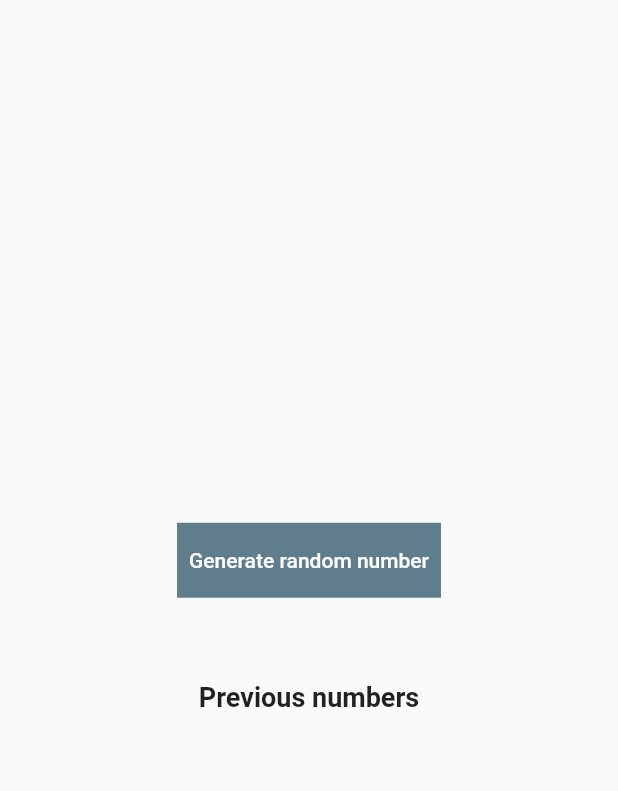
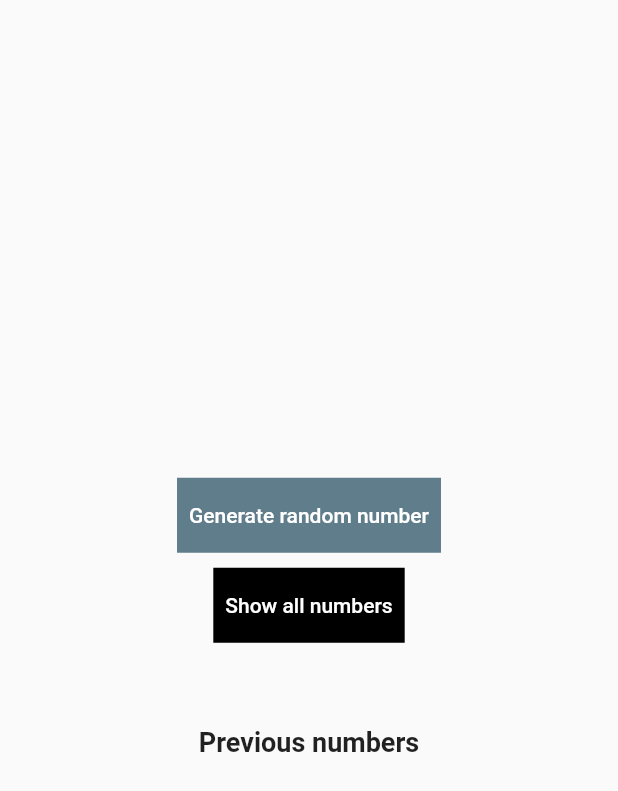
Before and after one commit to nanatap/Test_exercise_Flutter, a Flutter app: the screen it shows after launch, after a tap on "Generate random number", on a phone screen of 412 x 824 dp. Shown: the top 791 px of the screen. Run offline on Flutter 3.47's test engine with Material 2 defaults, Android fonts, the phone set to English and light mode, and no system bars; our stand-ins replace cloud_firestore, firebase_core; accounts and stored records are empty; network calls fail.

Commit message:
final test task

```diff
--- a/flutter_test_task/lib/main.dart
+++ b/flutter_test_task/lib/main.dart
@@ -1,9 +1,13 @@
 import 'package:flutter/material.dart';
 import 'package:http/http.dart' as http;
 import 'dart:convert';
-import 'package:shared_preferences/shared_preferences.dart';
+import 'package:cloud_firestore/cloud_firestore.dart';
+import 'package:firebase_core/firebase_core.dart';
+import "numbersList.dart";
 
-void main() {
+void main() async {
+  WidgetsFlutterBinding.ensureInitialized();
+  await Firebase.initializeApp();
   runApp(MyApp());
 }
 
@@ -30,7 +34,9 @@ class _RandomNumberState extends State<RandomNumber> {
   final String apiUrl = "https://csrng.net/csrng/csrng.php?min=1&max=100";
   String randomNumberText = '';
   List<int> numbers = [];
-  Future<SharedPreferences> _prefs = SharedPreferences.getInstance();
+  FirebaseFirestore firestore = FirebaseFirestore.instance;
+  CollectionReference randomNumbers =
+      FirebaseFirestore.instance.collection('numbers');
 
   Future<int> fetchNumber() async {
     var result = await http.get(apiUrl);
@@ -39,10 +45,24 @@ class _RandomNumberState extends State<RandomNumber> {
 
   void onClick() async {
     int randomNumber = await fetchNumber();
+    randomNumbers
+        .add({
+          'number': randomNumber,
+          'timeStamp': DateTime.now(),
+        })
+        .then((value) => print("numbers Added"))
+        .catchError((error) => print("Failed to add number: $error"));
     setState(() {
       numbers.add(randomNumber);
       randomNumberText = randomNumber.toString();
     });
+  }
+
+  void onNavigateClick() async {
+    Navigator.push(
+      context,
+      MaterialPageRoute(builder: (context) => NumberList()),
+    );
   }
 
   @override
@@ -58,6 +78,16 @@ class _RandomNumberState extends State<RandomNumber> {
               child: TextButton(
                 onPressed: onClick,
                 child: Text("Generate random number",
+                    style: TextStyle(color: Colors.white)),
+              ),
+            ),
+            Container(
+              color: Colors.black,
+              height: 50,
+              margin: EdgeInsets.only(top: 10),
+              child: TextButton(
+                onPressed: onNavigateClick,
+                child: Text("Show all numbers",
                     style: TextStyle(color: Colors.white)),
               ),
             ),
--- a/flutter_test_task/pubspec.yaml
+++ b/flutter_test_task/pubspec.yaml
@@ -34,6 +34,10 @@ dependencies:
 dev_dependencies:
   flutter_test:
     sdk: flutter
+  firebase_core: "^0.7.0"
+  firebase_analytics: ^5.0.2
+  firebase_auth: ^0.20.1
+  cloud_firestore: "^0.16.0+1"
 
 # For information on the generic Dart part of this file, see the
 # following page: https://dart.dev/tools/pub/pubspec
```
Also changed, not shown: flutter_test_task/lib/numbersList.dart (added, +39 -0 lines), flutter_test_task/pubspec.lock, 3 other files.
